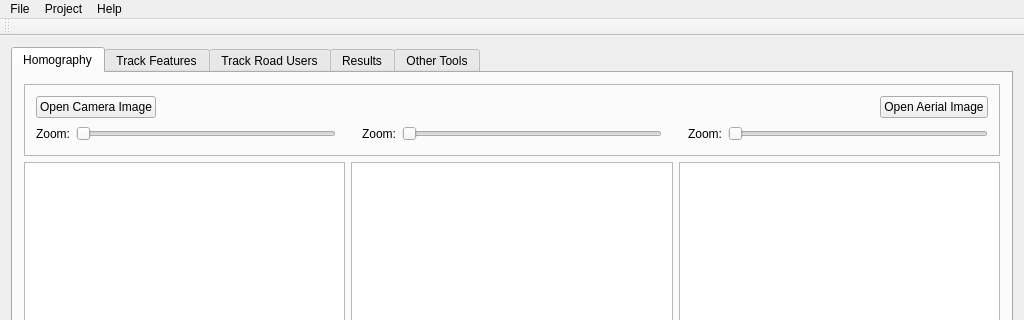
The window that application/safety_main.ui (santosfamilyfoundation/TrafficGUIs) describes before a commit, drawn with Qt 5; both pictures show x 0 to 1024 and y 0 to 320 of the 1024 by 705 pixel window.
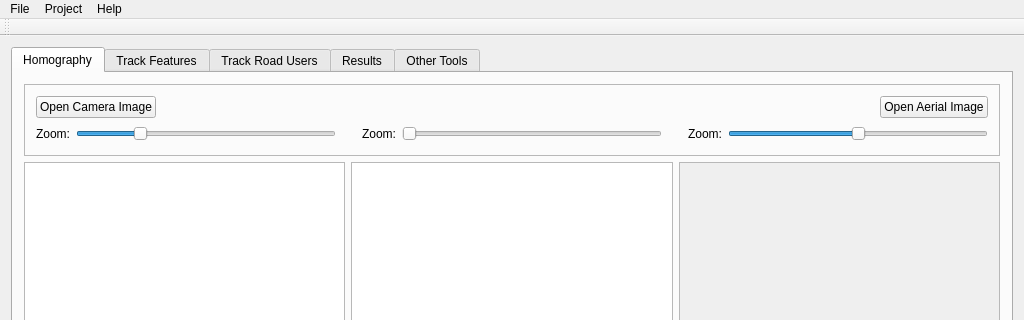
The same window after the commit. The open tabs and pages were chosen to show the change. Custom widgets are drawn as their Qt base class.

```diff
--- a/application/safety_main.ui
+++ b/application/safety_main.ui
@@ -27,7 +27,7 @@
        <enum>QTabWidget::Rounded</enum>
       </property>
       <property name="currentIndex">
-       <number>3</number>
+       <number>0</number>
       </property>
       <property name="elideMode">
        <enum>Qt::ElideNone</enum>
@@ -96,10 +96,28 @@
               </widget>
              </item>
              <item>
-              <widget class="QSlider" name="homography_hslider_zoom_camera_image">
+              <widget class="ZoomSlider" name="homography_hslider_zoom_camera_image">
+               <property name="minimum">
+                <number>10</number>
+               </property>
+               <property name="maximum">
+                <number>400</number>
+               </property>
+               <property name="pageStep">
+                <number>25</number>
+               </property>
+               <property name="value">
+                <number>100</number>
+               </property>
                <property name="orientation">
                 <enum>Qt::Horizontal</enum>
                </property>
+               <property name="tickPosition">
+                <enum>QSlider::NoTicks</enum>
+               </property>
+               <property name="tickInterval">
+                <number>0</number>
+               </property>
               </widget>
              </item>
              <item>
@@ -126,7 +144,7 @@
               </widget>
              </item>
              <item>
-              <widget class="QSlider" name="homography_hslider_zoom_computed_image">
+              <widget class="ZoomSlider" name="homography_hslider_zoom_computed_image">
                <property name="orientation">
                 <enum>Qt::Horizontal</enum>
                </property>
@@ -156,10 +174,22 @@
               </widget>
              </item>
              <item>
-              <widget class="QSlider" name="homography_hslider_zoom_aerial_image">
+              <widget class="ZoomSlider" name="homography_hslider_zoom_aerial_image">
+               <property name="maximum">
+                <number>1000</number>
+               </property>
+               <property name="pageStep">
+                <number>25</number>
+               </property>
+               <property name="value">
+                <number>500</number>
+               </property>
                <property name="orientation">
                 <enum>Qt::Horizontal</enum>
                </property>
+               <property name="tickPosition">
+                <enum>QSlider::NoTicks</enum>
+               </property>
               </widget>
              </item>
             </layout>
@@ -184,10 +214,20 @@
            </widget>
           </item>
           <item>
-           <widget class="QGraphicsView" name="homography_aerialview">
-            <property name="cursor" stdset="0">
-             <cursorShape>CrossCursor</cursorShape>
+           <widget class="QScrollArea" name="homography_aerialview_scroll">
+            <property name="widgetResizable">
+             <bool>true</bool>
             </property>
+            <widget class="QWidget" name="scrollAreaWidgetContents">
+             <property name="geometry">
+              <rect>
+               <x>0</x>
+               <y>0</y>
+               <width>321</width>
+               <height>424</height>
+              </rect>
+             </property>
+            </widget>
            </widget>
           </item>
          </layout>
@@ -567,6 +607,13 @@
   </action>
  </widget>
  <layoutdefault spacing="6" margin="11"/>
+ <customwidgets>
+  <customwidget>
+   <class>ZoomSlider</class>
+   <extends>QSlider</extends>
+   <header>custom/zoomslider.h</header>
+  </customwidget>
+ </customwidgets>
  <resources/>
  <connections/>
 </ui>
```
